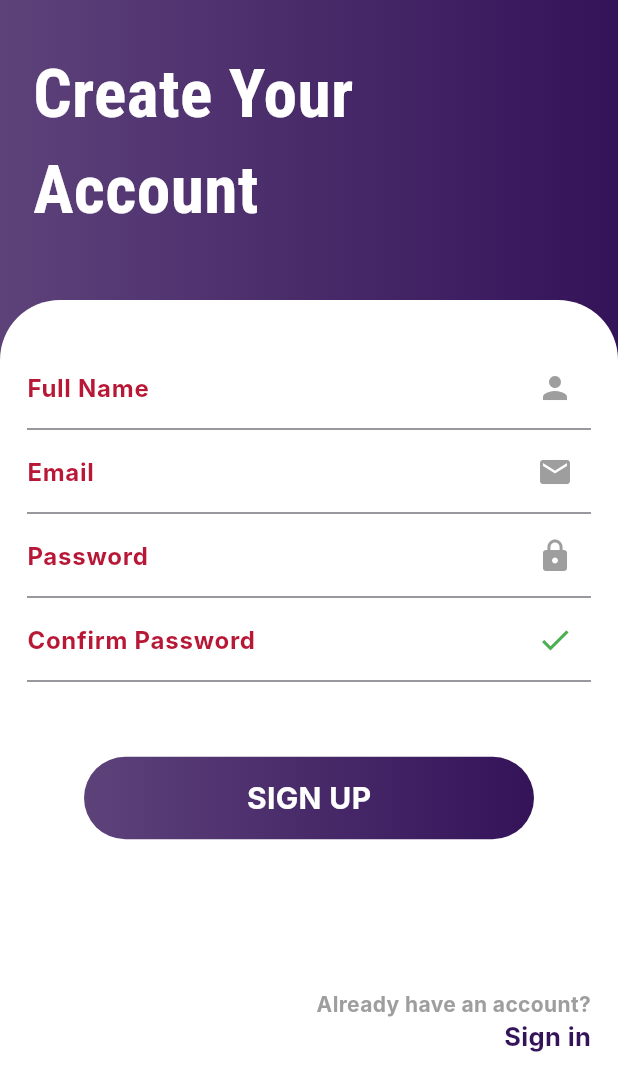
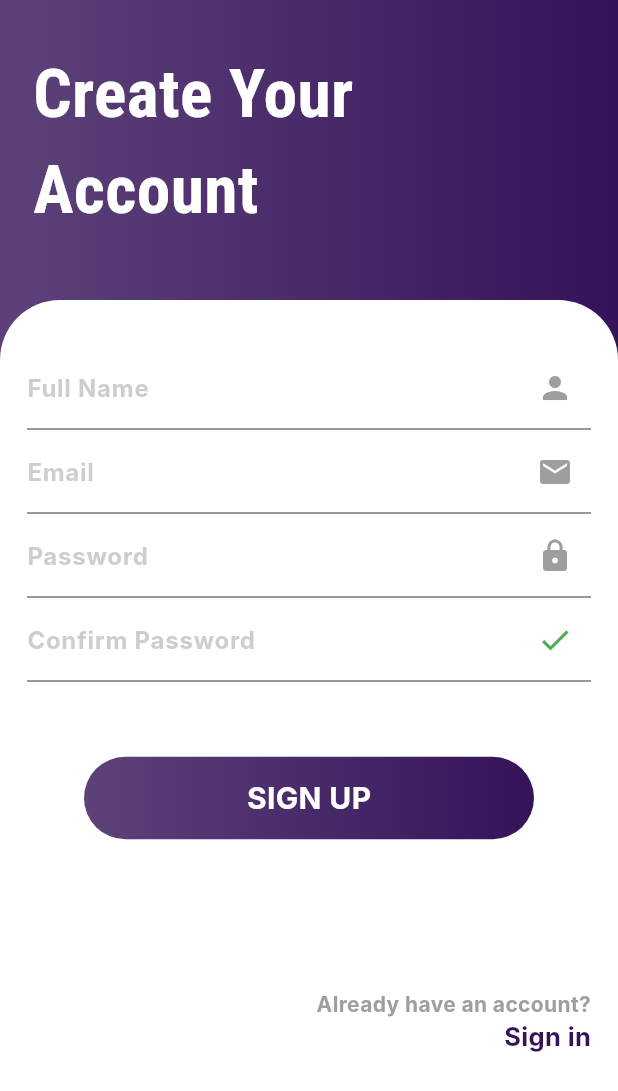
Before and after one commit to RG7on/rihla, a Flutter app: the RegScreen screen opened by its route, on a phone screen of 412 x 824 dp. Shown: the top 1091 px of the screen. Run offline on Flutter 3.47's test engine with Material 3 defaults, Android fonts, the phone set to English and light mode, and no system bars; our stand-ins replace cloud_firestore, firebase_auth, firebase_core, font_awesome_flutter, google_fonts; accounts and stored records are empty; network calls fail; Roboto replaces fonts that are missing (Inter).

Commit message:
I changed the text color and add opacity in the textformfields

```diff
--- a/lib/reg_screen.dart
+++ b/lib/reg_screen.dart
@@ -103,25 +103,29 @@ class _RegScreenState extends State<RegScreen> {
                       controller: _nameController,
                       decoration: const InputDecoration(
                           suffixIcon: Icon(Icons.person, color: Colors.grey),
-                          label: Text(
+                          label:
+                          Opacity(opacity: 0.4,child:Text(
                             'Full Name',
                             style: TextStyle(
                               fontWeight: FontWeight.bold,
-                              color: Color(0xffB81736),
+                              color: Color.fromARGB(255, 137, 130, 130),
                             ),
-                          )),
+                          )),)
+                          ,
                     ),
                     TextField(
                       controller: _emailController,
                       decoration: const InputDecoration(
                           suffixIcon: Icon(Icons.email, color: Colors.grey),
-                          label: Text(
+                          label:
+                          Opacity(opacity: 0.4,child: Text(
                             'Email',
                             style: TextStyle(
                               fontWeight: FontWeight.bold,
-                              color: Color(0xffB81736),
+                              color: Color.fromARGB(255, 137, 130, 130),
                             ),
-                          )),
+                          )),)
+                          ,
                     ),
                     TextField(
                       controller: _passwordController,
@@ -129,13 +133,15 @@ class _RegScreenState extends State<RegScreen> {
                       onChanged: (_) => _checkPasswordsMatch(),
                       decoration: const InputDecoration(
                           suffixIcon: Icon(Icons.lock, color: Colors.grey),
-                          label: Text(
+                          label:
+                          Opacity(opacity: 0.4,child:Text(
                             'Password',
                             style: TextStyle(
                               fontWeight: FontWeight.bold,
-                              color: Color(0xffB81736),
+                              color: Color.fromARGB(255, 137, 130, 130),
                             ),
-                          )),
+                          )) ,)
+                          ,
                     ),
                     TextField(
                       controller: _confirmPasswordController,
@@ -146,14 +152,16 @@ class _RegScreenState extends State<RegScreen> {
                           _passwordsMatch ? Icons.check : Icons.close,
                           color: _passwordsMatch ? Colors.green : Colors.red,
                         ),
-                        label: const Text(
+                        label:
+                         Opacity(opacity: 0.4,child:Text(
                           'Confirm Password',
                           style: TextStyle(
                             fontWeight: FontWeight.bold,
-                            color: Color(0xffB81736),
+                            color: Color.fromARGB(255, 137, 130, 130),
                           ),
                         ),
-                      ),
+                      ) ,)
+                         ,
                     ),
                     const SizedBox(height: 50),
                     GestureDetector(
```
Also changed, not shown: lib/login_screen.dart (+10 -6 lines).
